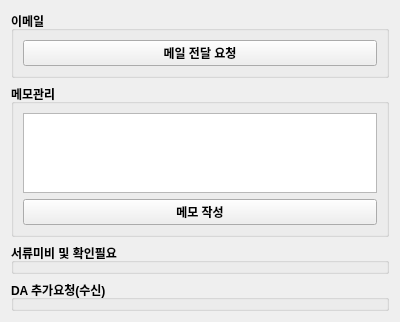
Before: the Qt Designer form ui/alarm_widget.ui in Glen-Lee-glitch/new_viewer, drawn with Qt 5.
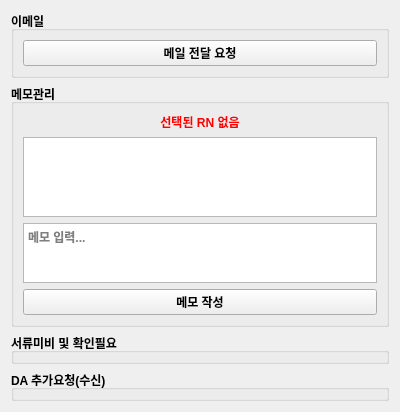
After: the same form once the commit is applied.

Commit message: feat: complement_tablewidget과 alarm_widget의 '메모관리' RN만 연결

The edit to the form file:
```diff
--- a/ui/alarm_widget.ui
+++ b/ui/alarm_widget.ui
@@ -46,6 +46,19 @@
       <string>메모관리</string>
      </property>
      <layout class="QVBoxLayout" name="verticalLayout_2">
+      <item>
+       <widget class="QLabel" name="label_selected_rn">
+        <property name="styleSheet">
+         <string>color: red; font-weight: bold;</string>
+        </property>
+        <property name="text">
+         <string>선택된 RN 없음</string>
+        </property>
+        <property name="alignment">
+         <set>Qt::AlignmentFlag::AlignCenter</set>
+        </property>
+       </widget>
+      </item>
       <item>
        <widget class="QListWidget" name="listWidget_memos">
         <property name="minimumSize">
@@ -56,6 +69,19 @@
         </property>
        </widget>
       </item>
+      <item>
+       <widget class="QTextEdit" name="textEdit_memo_input">
+        <property name="maximumSize">
+         <size>
+          <width>16777215</width>
+          <height>60</height>
+         </size>
+        </property>
+        <property name="placeholderText">
+         <string>메모 입력...</string>
+        </property>
+       </widget>
+      </item>
       <item>
        <widget class="QPushButton" name="pushButton_write_memo">
         <property name="text">
```
The commit also changes 3 other files.
